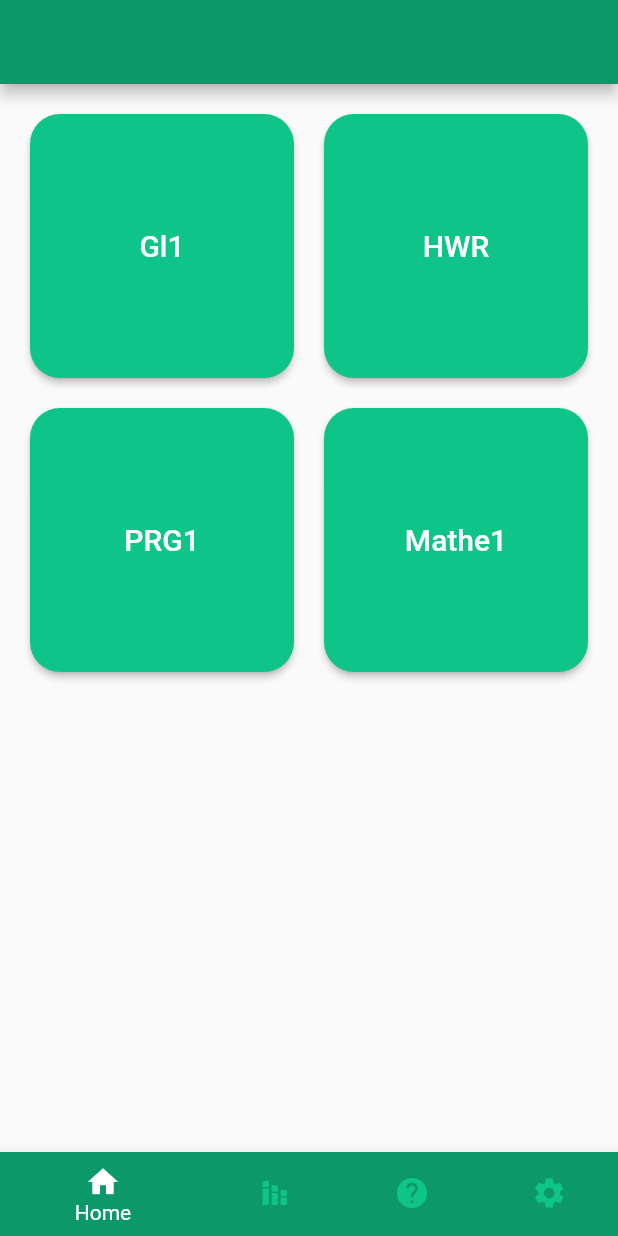
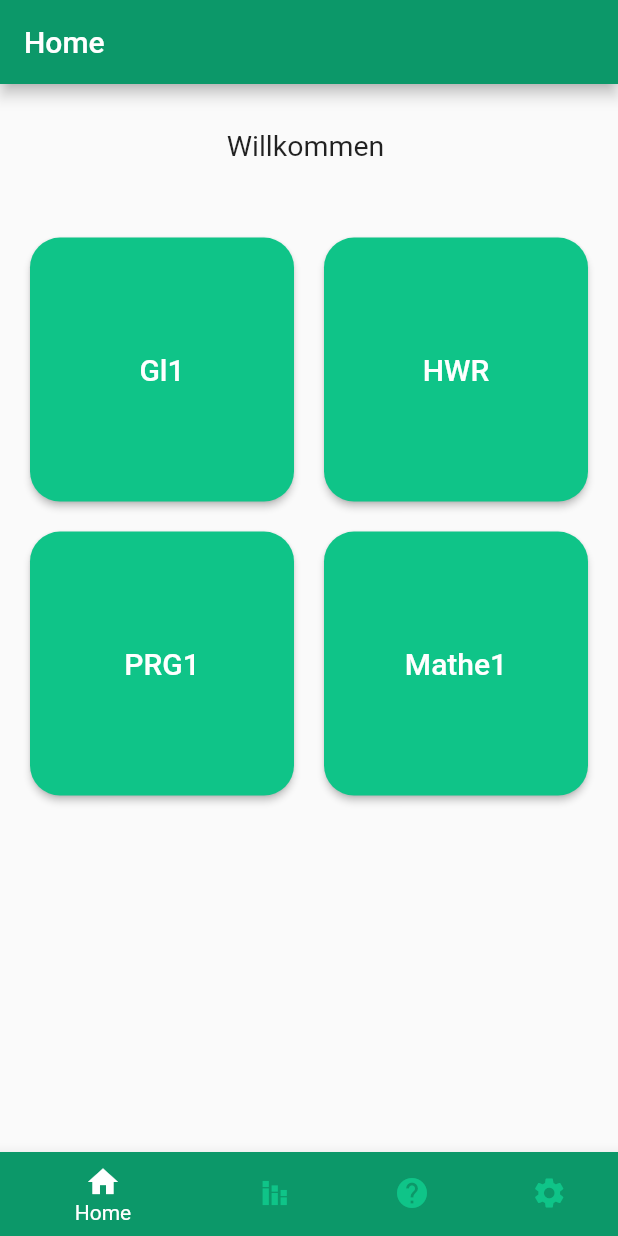
Before and after one commit to gurdipsingh/Color-Cards-Classroom, a Flutter app: the screen it shows after launch, after a tap on "Continue", on a phone screen of 412 x 824 dp. Run offline on Flutter 3.47's test engine with Material 2 defaults, Android fonts, the phone set to English and light mode, and no system bars.

Commit message:
Add Name to HomeScreen with welcome

```diff
--- a/lib/components/modules.dart
+++ b/lib/components/modules.dart
@@ -24,7 +24,6 @@ class Modules extends StatelessWidget {
         RouteGenerator.createRaisedButtonWithMapSafe(context, "HWR", "/none",passingArgument, "Module", "HWR"),
         RouteGenerator.createRaisedButtonWithMapSafe(context, "PRG1", "/none",passingArgument, "Module", "PRG1"),
         RouteGenerator.createRaisedButtonWithMapSafe(context, "Mathe1", "/none",passingArgument, "Module", "Mathe1"),
-
       ],
     );
   }
--- a/lib/screens/homescreen.dart
+++ b/lib/screens/homescreen.dart
@@ -18,17 +18,33 @@ class HomeScreen extends StatelessWidget {
     Key key,
     @required this.passingArgument,}) : super(key: key);
 
+  getHeightSizeAccordingToPercent(context, int percent){
+    var screenSize = MediaQuery.of(context).size;
+    return (screenSize.height/100)*percent;
+  }
+
   @override
   Widget build(BuildContext context) {
     return Scaffold(
       bottomNavigationBar: MyButtomNavigationBar(passingArgument: passingArgument,),
       appBar: AppBar(
-        title: Text(passingArgument.getName()),
+        title: Text("Home"),
         backgroundColor: primaryColor,
       ),
-      body: Center(
-        child: Modules(passingArgument: passingArgument),
-      ),
+      body:Column(
+          children: [
+            Container(
+              height: getHeightSizeAccordingToPercent(context, 10),
+              child: Center(
+                child: Text("Willkommen ${passingArgument.getName()}", style: TextStyle(fontSize: 19),),
+              )
+            ),
+            Container(
+              height: getHeightSizeAccordingToPercent(context, 60),
+            child:Modules(passingArgument: passingArgument),
+            )
+          ],
+        ),
     );
   }
 }
```
